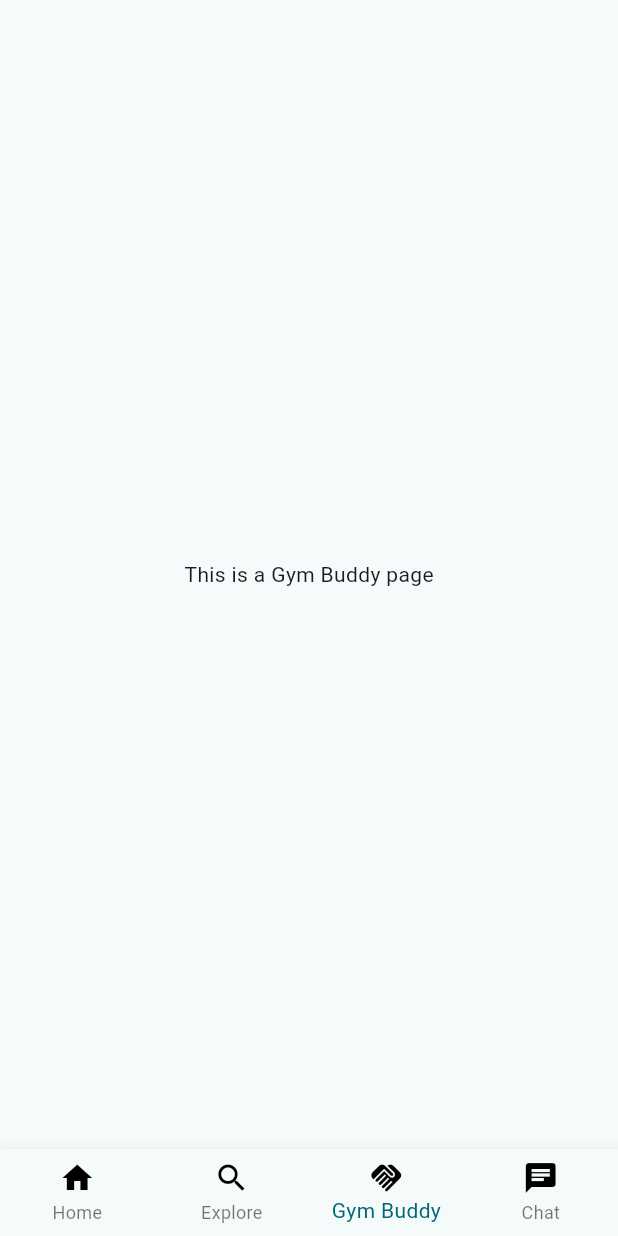
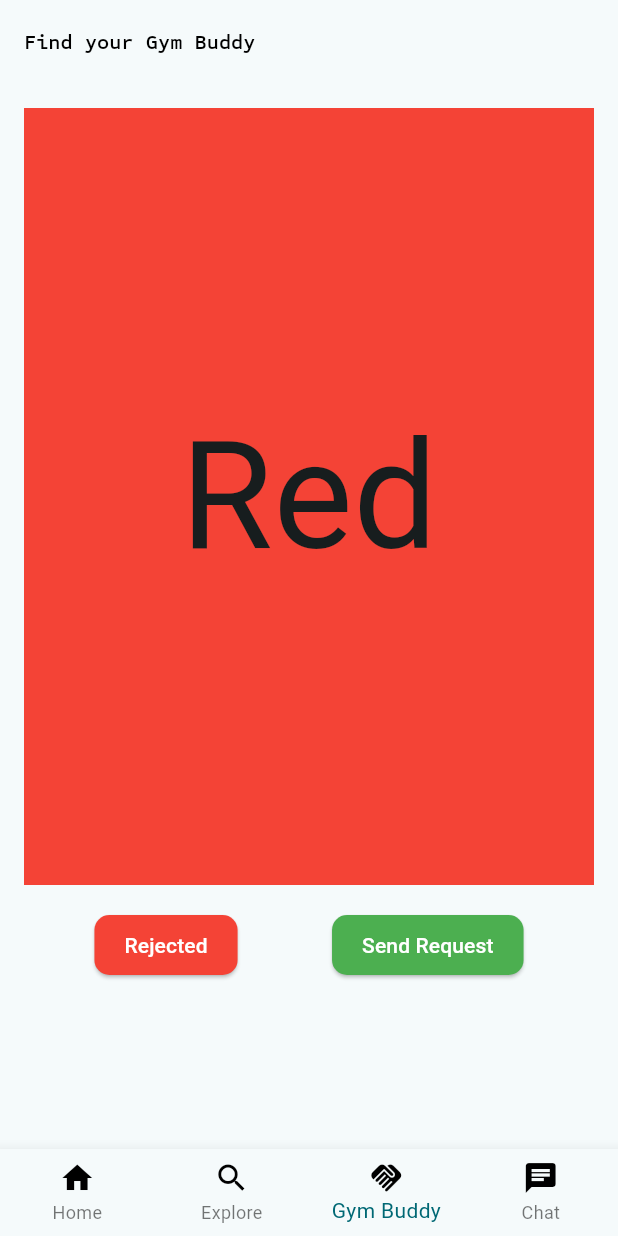
Before and after one commit to ugauniyal/Grind, a Flutter app: the screen it shows after launch, item 3 of the bottom bar chosen, on a phone screen of 412 x 824 dp. Run offline on Flutter 3.47's test engine with Material 2 defaults, Android fonts, the phone set to English and light mode, and no system bars; drawn by our look-alikes of swipe_cards; our stand-ins replace flutter_chat_types, flutter_chat_ui, flutter_dotenv, youtube_player_flutter; missing offline and left inert: emailjs; network calls fail.

Commit message:
Made Gym buddy page added swipe feature

```diff
--- a/flutter projects/workout_app/analysis_options.yaml
+++ b/flutter projects/workout_app/analysis_options.yaml
@@ -21,6 +21,8 @@ linter:
   # `// ignore_for_file: name_of_lint` syntax on the line or in the file
   # producing the lint.
   rules:
+
+
     # avoid_print: false  # Uncomment to disable the `avoid_print` rule
     # prefer_single_quotes: true  # Uncomment to enable the `prefer_single_quotes` rule
 
--- a/flutter projects/workout_app/lib/BottomNagivationBar.dart
+++ b/flutter projects/workout_app/lib/BottomNagivationBar.dart
@@ -1,25 +1,21 @@
 import 'package:flutter/material.dart';
 import 'package:workout_app/Chat_Page.dart';
 import 'package:workout_app/Explore_Page.dart';
-import 'package:workout_app/Gym_Buddy_Page.dart';
+import 'package:workout_app/GymBuddyPage.dart';
 import 'package:workout_app/Home_Page.dart';
-import 'package:workout_app/Splash_Screen.dart';
-import 'package:workout_app/main.dart';
-import 'package:flutter/material.dart';
 
 class Nav extends StatefulWidget {
   Nav({required Key key}) : super(key: key);
 
   @override
-  _NavState createState()=> _NavState();
+  _NavState createState() => _NavState();
 }
 
 class _NavState extends State<Nav> {
-
   int _selectedIndex = 0;
   int _currentIndex = 0;
 
-void _onItemTap(int index){
+  void _onItemTap(int index) {
     setState(() {
       _selectedIndex = index;
     });
@@ -30,57 +26,55 @@ void _onItemTap(int index){
     return Scaffold(
       appBar: PreferredSize(
           preferredSize: Size.fromHeight(0.0),
-          child:
-          AppBar(elevation: 0.0,)
-      )
-      ,
-      body:  _buildPage(_currentIndex),
+          child: AppBar(
+            elevation: 0.0,
+          )),
+      body: _buildPage(_currentIndex),
       bottomNavigationBar: BottomNavigationBar(
         unselectedLabelStyle: TextStyle(color: Colors.black),
         selectedLabelStyle: TextStyle(color: Colors.black),
         type: BottomNavigationBarType.fixed,
         currentIndex: _currentIndex,
-          onTap: (int newIndex){
+        onTap: (int newIndex) {
           setState(() {
             _currentIndex = newIndex;
           });
         },
-
         items: const [
           BottomNavigationBarItem(
             label: 'Home',
-              icon: Icon(Icons.home,color: Colors.black),
+            icon: Icon(Icons.home, color: Colors.black),
           ),
           BottomNavigationBarItem(
             label: 'Explore',
-              icon: Icon(Icons.search,color: Colors.black),
+            icon: Icon(Icons.search, color: Colors.black),
           ),
           BottomNavigationBarItem(
             label: 'Gym Buddy',
-              icon: Icon(Icons.handshake,color: Colors.black),
+            icon: Icon(Icons.handshake, color: Colors.black),
           ),
           BottomNavigationBarItem(
             label: 'Chat',
-              icon: Icon(Icons.chat,color: Colors.black,),
-
+            icon: Icon(
+              Icons.chat,
+              color: Colors.black,
+            ),
           ),
         ],
-
-
       ),
     );
   }
+
   Widget _buildPage(int index) {
     switch (index) {
-
       case 0:
         return MyHomePage(); // Replace with your home page content.
       case 1:
         return ExplorePage();
       case 2:
-        return GymBuddyPage();
+        return SwipeCard();
       case 3:
-        return ChatPage();// Replace with your Explore page.
+        return ChatPage(); // Replace with your Explore page.
       // Add cases for Gym Buddy and Chat pages, similarly.
       default:
         return Container(); // Return an empty container by default.
--- /dev/null
+++ b/flutter projects/workout_app/lib/GymBuddyPage.dart
@@ -0,0 +1,154 @@
+import 'package:flutter/material.dart';
+import 'package:swipe_cards/draggable_card.dart';
+import 'package:swipe_cards/swipe_cards.dart';
+
+void main() {
+  runApp(MyApp());
+}
+
+class Content {
+  final String text;
+  final Color color;
+
+  Content({required this.text, required this.color});
+}
+
+class SwipeCard extends StatefulWidget {
+  @override
+  _SwipeCardState createState() => _SwipeCardState();
+}
+
+class _SwipeCardState extends State<SwipeCard> {
+  List<SwipeItem> _swipeItems = [];
+  late MatchEngine _matchEngine;
+  GlobalKey<ScaffoldState> _scaffoldKey = GlobalKey();
+
+  List<String> _names = ["Red", "Blue", "Green", "Yellow", "Orange"];
+  List<Color> _colors = [
+    Colors.red,
+    Colors.blue,
+    Colors.green,
+    Colors.yellow,
+    Colors.orange,
+  ];
+
+  @override
+  void initState() {
+    super.initState();
+    for (int i = 0; i < _names.length; i++) {
+      _swipeItems.add(SwipeItem(
+        content: Content(text: _names[i], color: _colors[i]),
+        likeAction: () {
+          ScaffoldMessenger.of(context).showSnackBar(SnackBar(
+            content: Text("Send Request ${_names[i]}"),
+            duration: Duration(milliseconds: 500),
+          ));
+        },
+        nopeAction: () {
+          ScaffoldMessenger.of(context).showSnackBar(SnackBar(
+            content: Text("Rejected ${_names[i]}"),
+            duration: Duration(milliseconds: 500),
+          ));
+        },
+        onSlideUpdate: (SlideRegion? region) {
+          print("Region $region");
+          return Future<void>.value();
+        },
+      ));
+    }
+
+    _matchEngine = MatchEngine(swipeItems: _swipeItems);
+  }
+
+  @override
+  Widget build(BuildContext context) {
+    return Scaffold(
+      key: _scaffoldKey,
+      appBar: AppBar(
+        title: Text("Find your Gym Buddy"),
+      ),
+      body: Container(
+        child: Column(
+          children: [
+            Container(
+              height: 550,
+              child: SwipeCards(
+                matchEngine: _matchEngine,
+                itemBuilder: (BuildContext context, int index) {
+                  return Container(
+                    alignment: Alignment.center,
+                    color: _swipeItems[index].content.color,
+                    child: Text(
+                      _swipeItems[index].content.text,
+                      style: TextStyle(fontSize: 100),
+                    ),
+                  );
+                },
+                onStackFinished: () {
+                  ScaffoldMessenger.of(context).showSnackBar(SnackBar(
+                    content: Text("Stack Finished"),
+                    duration: Duration(milliseconds: 500),
+                  ));
+                },
+                itemChanged: (SwipeItem item, int index) {
+                  print("item: ${item.content.text}, index: $index");
+                },
+                upSwipeAllowed: false,
+                fillSpace: true,
+              ),
+            ),
+            Row(
+              mainAxisAlignment: MainAxisAlignment.spaceEvenly,
+              children: [
+                ElevatedButton(
+                  onPressed: () {
+                    _matchEngine.currentItem?.nope();
+                  },
+                  child: Text("Rejected"),
+                  style: ElevatedButton.styleFrom(
+                    primary: Colors.red, // Background color
+                    onPrimary: Colors.white, // Text color
+                    padding: EdgeInsets.symmetric(
+                        horizontal: 20, vertical: 10), // Padding
+                    shape: RoundedRectangleBorder(
+                      borderRadius: BorderRadius.circular(10), // Border radius
+                    ),
+                  ),
+                ),
+                ElevatedButton(
+                  onPressed: () {
+                    _matchEngine.currentItem?.superLike();
+                  },
+                  child: Text("Send Request"),
+                  style: ElevatedButton.styleFrom(
+                    primary: Colors.green, // Background color
+                    onPrimary: Colors.white, // Text color
+                    padding: EdgeInsets.symmetric(
+                        horizontal: 20, vertical: 10), // Padding
+                    shape: RoundedRectangleBorder(
+                      borderRadius: BorderRadius.circular(10), // Border radius
+                    ),
+                  ),
+                ),
+              ],
+            )
+          ],
+        ),
+      ),
+    );
+  }
+}
+
+class MyApp extends StatelessWidget {
+  @override
+  Widget build(BuildContext context) {
+    return MaterialApp(
+      title: 'Flutter Swipe Cards Example',
+      theme: ThemeData(
+        primarySwatch: Colors.blue,
+        visualDensity: VisualDensity.adaptivePlatformDensity,
+      ),
+      home: SwipeCard(),
+    );
+  }
+}
--- a/flutter projects/workout_app/lib/Gym_Buddies_List.dart
+++ b/flutter projects/workout_app/lib/Gym_Buddies_List.dart
@@ -6,11 +6,14 @@ class User {
   final String imageUrl;
   bool isFollowed;
 
+  int? age;
+
   User({
     required this.name,
     required this.username,
     required this.imageUrl,
     required this.isFollowed,
+    this.age,
   });
 }
 
--- a/flutter projects/workout_app/lib/Gym_Buddy_Page.dart
+++ /dev/null
@@ -1,15 +0,0 @@
-
-
-import 'package:flutter/material.dart';
-
-class GymBuddyPage extends StatelessWidget {
-  const GymBuddyPage({super.key});
-
-  @override
-  Widget build(BuildContext context) {
-    return const Scaffold(
-      body: Center(child: Text('This is a Gym Buddy page')),
-
-    );
-  }
-}
--- a/flutter projects/workout_app/pubspec.yaml
+++ b/flutter projects/workout_app/pubspec.yaml
@@ -40,6 +40,10 @@ dependencies:
   cupertino_icons: ^1.0.2
   emailjs: ^1.3.0
   flutter_dotenv: ^5.1.0
+  provider: ^6.0.1
+  swipe_cards: ^2.0.0+1
+
+  flutter_lints: ^3.0.1
 
 dev_dependencies:
   flutter_test:
@@ -50,7 +54,7 @@ dev_dependencies:
   # activated in the `analysis_options.yaml` file located at the root of your
   # package. See that file for information about deactivating specific lint
   # rules and activating additional ones.
-  flutter_lints: ^2.0.0
+  flutter_lints: ^3.0.1
 
 # For information on the generic Dart part of this file, see the
 # following page: https://dart.dev/tools/pub/pubspec
```
Also changed, not shown: flutter projects/workout_app/lib/Home_Page.dart (+12 -45 lines), flutter projects/workout_app/lib/signIO.dart (+0 -7 lines). Lines whose indentation alone changed are shown as unchanged.
